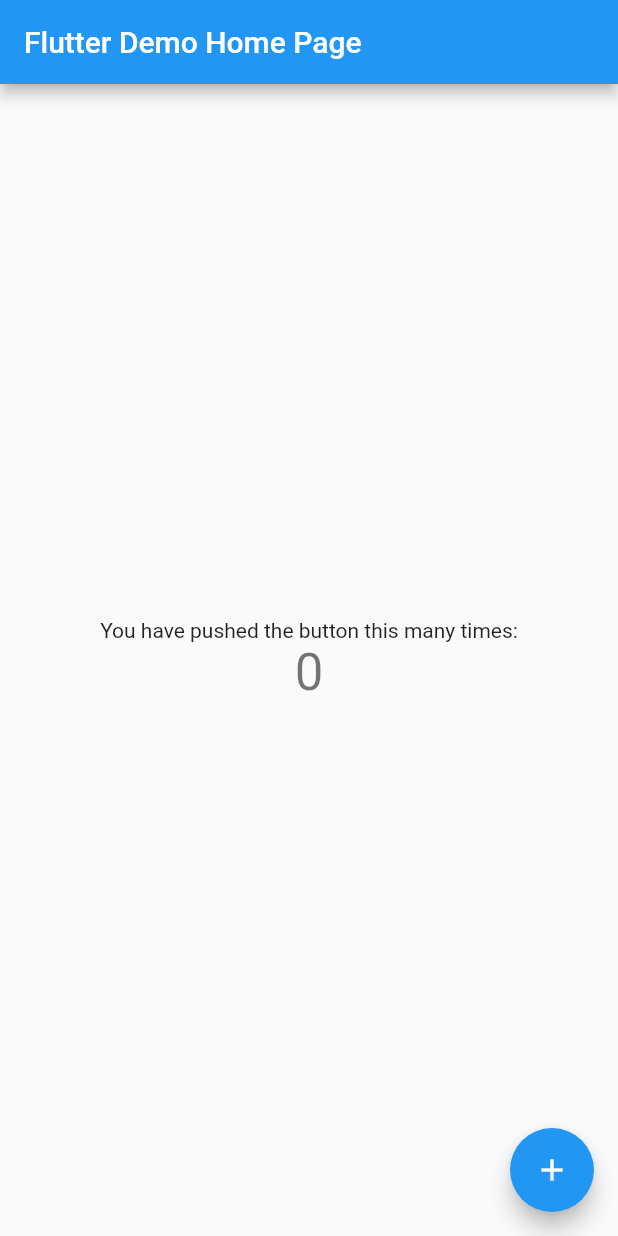
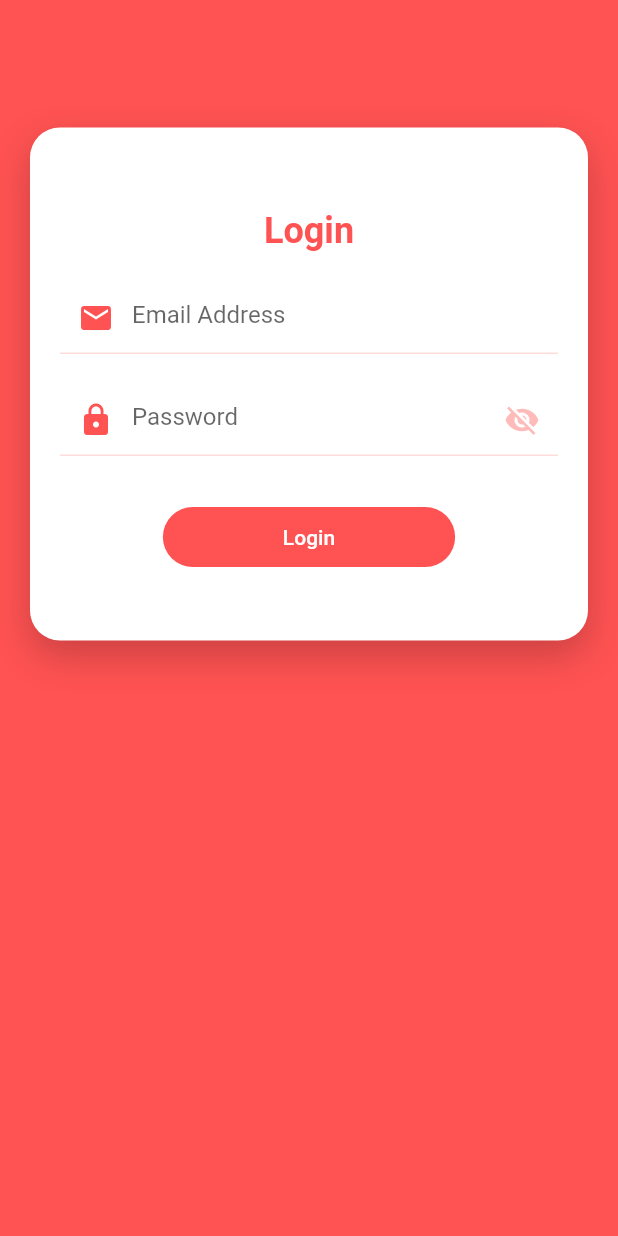
Before and after one commit to SnippetCoders/flutter_http_post_request, a Flutter app: the screen it shows after launch, on a phone screen of 412 x 824 dp. Run offline on Flutter 3.47's test engine with Material 2 defaults, Android fonts, the phone set to English and light mode, and no system bars; Roboto replaces fonts that are missing (Poppins).

Commit message:
Final Commit

```diff
--- /dev/null
+++ b/lib/ProgressHUD.dart
@@ -0,0 +1,42 @@
+import 'package:flutter/material.dart';
+
+class ProgressHUD extends StatelessWidget {
+
+  final Widget child;
+  final bool inAsyncCall;
+  final double opacity;
+  final Color color;
+  final Animation<Color> valueColor;
+
+  ProgressHUD({
+    Key key,
+    @required this.child,
+    @required this.inAsyncCall,
+    this.opacity = 0.3,
+    this.color = Colors.grey,
+    this.valueColor,
+  }) : super(key: key);
+
+  @override
+  Widget build(BuildContext context) {
+    List<Widget> widgetList = new List<Widget>();
+    widgetList.add(child);
+    if (inAsyncCall) {
+      final modal = new Stack(
+        children: [
+          new Opacity(
+            opacity: opacity,
+            child: ModalBarrier(dismissible: false, color: color),
+          ),
+          new Center(
+            child: new CircularProgressIndicator()
+          ),
+        ],
+      );
+      widgetList.add(modal);
+    }
+    return Stack(
+      children: widgetList,
+    );
+  }
+}
--- /dev/null
+++ b/lib/api/api_service.dart
@@ -0,0 +1,18 @@
+import 'package:http/http.dart' as http;
+import 'dart:convert';
+import '../model/login_model.dart';
+
+class APIService {
+  Future<LoginResponseModel> login(LoginRequestModel requestModel) async {
+    String url = "https://reqres.in/api/login";
+
+    final response = await http.post(url, body: requestModel.toJson());
+    if (response.statusCode == 200 || response.statusCode == 400) {
+      return LoginResponseModel.fromJson(
+        json.decode(response.body),
+      );
+    } else {
+      throw Exception('Failed to load data!');
+    }
+  }
+}
--- a/lib/main.dart
+++ b/lib/main.dart
@@ -1,117 +1,40 @@
 import 'package:flutter/material.dart';
+
+import 'pages/login_page.dart';
 
 void main() {
   runApp(MyApp());
 }
 
 class MyApp extends StatelessWidget {
-  // This widget is the root of your application.
   @override
   Widget build(BuildContext context) {
     return MaterialApp(
-      title: 'Flutter Demo',
+      title: 'Image Loader',
+      debugShowCheckedModeBanner: false,
       theme: ThemeData(
-        // This is the theme of your application.
-        //
-        // Try running your application with "flutter run". You'll see the
-        // application has a blue toolbar. Then, without quitting the app, try
-        // changing the primarySwatch below to Colors.green and then invoke
-        // "hot reload" (press "r" in the console where you ran "flutter run",
-        // or simply save your changes to "hot reload" in a Flutter IDE).
-        // Notice that the counter didn't reset back to zero; the application
-        // is not restarted.
-        primarySwatch: Colors.blue,
-        // This makes the visual density adapt to the platform that you run
-        // the app on. For desktop platforms, the controls will be smaller and
-        // closer together (more dense) than on mobile platforms.
-        visualDensity: VisualDensity.adaptivePlatformDensity,
+        fontFamily: 'Poppins',
+        primaryColor: Colors.white,
+        floatingActionButtonTheme: FloatingActionButtonThemeData(
+          elevation: 0,
+          foregroundColor: Colors.white,
+        ),
+        accentColor: Colors.redAccent,
+        textTheme: TextTheme(
+          headline1: TextStyle(fontSize: 22.0, color: Colors.redAccent),
+          headline2: TextStyle(
+            fontSize: 24.0,
+            fontWeight: FontWeight.w700,
+            color: Colors.redAccent,
+          ),
+          bodyText1: TextStyle(
+            fontSize: 14.0,
+            fontWeight: FontWeight.w400,
+            color: Colors.blueAccent,
+          ),
+        ),
       ),
-      home: MyHomePage(title: 'Flutter Demo Home Page'),
+      home: LoginPage(),
     );
   }
 }
-
-class MyHomePage extends StatefulWidget {
-  MyHomePage({Key key, this.title}) : super(key: key);
-
-  // This widget is the home page of your application. It is stateful, meaning
-  // that it has a State object (defined below) that contains fields that affect
-  // how it looks.
-
-  // This class is the configuration for the state. It holds the values (in this
-  // case the title) provided by the parent (in this case the App widget) and
-  // used by the build method of the State. Fields in a Widget subclass are
-  // always marked "final".
-
-  final String title;
-
-  @override
-  _MyHomePageState createState() => _MyHomePageState();
-}
-
-class _MyHomePageState extends State<MyHomePage> {
-  int _counter = 0;
-
-  void _incrementCounter() {
-    setState(() {
-      // This call to setState tells the Flutter framework that something has
-      // changed in this State, which causes it to rerun the build method below
-      // so that the display can reflect the updated values. If we changed
-      // _counter without calling setState(), then the build method would not be
-      // called again, and so nothing would appear to happen.
-      _counter++;
-    });
-  }
-
-  @override
-  Widget build(BuildContext context) {
-    // This method is rerun every time setState is called, for instance as done
-    // by the _incrementCounter method above.
-    //
-    // The Flutter framework has been optimized to make rerunning build methods
-    // fast, so that you can just rebuild anything that needs updating rather
-    // than having to individually change instances of widgets.
-    return Scaffold(
-      appBar: AppBar(
-        // Here we take the value from the MyHomePage object that was created by
-        // the App.build method, and use it to set our appbar title.
-        title: Text(widget.title),
-      ),
-      body: Center(
-        // Center is a layout widget. It takes a single child and positions it
-        // in the middle of the parent.
-        child: Column(
-          // Column is also a layout widget. It takes a list of children and
-          // arranges them vertically. By default, it sizes itself to fit its
-          // children horizontally, and tries to be as tall as its parent.
-          //
-          // Invoke "debug painting" (press "p" in the console, choose the
-          // "Toggle Debug Paint" action from the Flutter Inspector in Android
-          // Studio, or the "Toggle Debug Paint" command in Visual Studio Code)
-          // to see the wireframe for each widget.
-          //
-          // Column has various properties to control how it sizes itself and
-          // how it positions its children. Here we use mainAxisAlignment to
-          // center the children vertically; the main axis here is the vertical
-          // axis because Columns are vertical (the cross axis would be
-          // horizontal).
-          mainAxisAlignment: MainAxisAlignment.center,
-          children: <Widget>[
-            Text(
-              'You have pushed the button this many times:',
-            ),
-            Text(
-              '$_counter',
-              style: Theme.of(context).textTheme.headline4,
-            ),
-          ],
-        ),
-      ),
-      floatingActionButton: FloatingActionButton(
-        onPressed: _incrementCounter,
-        tooltip: 'Increment',
-        child: Icon(Icons.add),
-      ), // This trailing comma makes auto-formatting nicer for build methods.
-    );
-  }
-}
--- /dev/null
+++ b/lib/model/login_model.dart
@@ -0,0 +1,32 @@
+class LoginResponseModel {
+  final String token;
+  final String error;
+
+  LoginResponseModel({this.token, this.error});
+
+  factory LoginResponseModel.fromJson(Map<String, dynamic> json) {
+    return LoginResponseModel(
+      token: json["token"] != null ? json["token"] : "",
+      error: json["error"] != null ? json["error"] : "",
+    );
+  }
+}
+
+class LoginRequestModel {
+  String email;
+  String password;
+
+  LoginRequestModel({
+    this.email,
+    this.password,
+  });
+
+  Map<String, dynamic> toJson() {
+    Map<String, dynamic> map = {
+      'email': email.trim(),
+      'password': password.trim(),
+    };
+
+    return map;
+  }
+}
--- /dev/null
+++ b/lib/pages/login_page.dart
@@ -0,0 +1,191 @@
+import 'package:flutter/cupertino.dart';
+import 'package:flutter/material.dart';
+import 'package:flutter_http_post_request/api/api_service.dart';
+import 'package:flutter_http_post_request/model/login_model.dart';
+
+import '../ProgressHUD.dart';
+
+class LoginPage extends StatefulWidget {
+  @override
+  _LoginPageState createState() => _LoginPageState();
+}
+
+class _LoginPageState extends State<LoginPage> {
+  bool hidePassword = true;
+  bool isApiCallProcess = false;
+  GlobalKey<FormState> globalFormKey = GlobalKey<FormState>();
+  LoginRequestModel loginRequestModel;
+  final scaffoldKey = GlobalKey<ScaffoldState>();
+  @override
+  void initState() {
+    super.initState();
+    loginRequestModel = new LoginRequestModel();
+  }
+
+  @override
+  Widget build(BuildContext context) {
+    return ProgressHUD(
+      child: _uiSetup(context),
+      inAsyncCall: isApiCallProcess,
+      opacity: 0.3,
+    );
+  }
+
+  Widget _uiSetup(BuildContext context) {
+    return Scaffold(
+      key: scaffoldKey,
+      backgroundColor: Theme.of(context).accentColor,
+      body: SingleChildScrollView(
+        child: Column(
+          children: <Widget>[
+            Stack(
+              children: <Widget>[
+                Container(
+                  width: double.infinity,
+                  padding: EdgeInsets.symmetric(vertical: 30, horizontal: 20),
+                  margin: EdgeInsets.symmetric(vertical: 85, horizontal: 20),
+                  decoration: BoxDecoration(
+                    borderRadius: BorderRadius.circular(20),
+                    color: Theme.of(context).primaryColor,
+                    boxShadow: [
+                      BoxShadow(
+                          color: Theme.of(context).hintColor.withOpacity(0.2),
+                          offset: Offset(0, 10),
+                          blurRadius: 20)
+                    ],
+                  ),
+                  child: Form(
+                    key: globalFormKey,
+                    child: Column(
+                      children: <Widget>[
+                        SizedBox(height: 25),
+                        Text(
+                          "Login",
+                          style: Theme.of(context).textTheme.headline2,
+                        ),
+                        SizedBox(height: 20),
+                        new TextFormField(
+                          keyboardType: TextInputType.emailAddress,
+                          onSaved: (input) => loginRequestModel.email = input,
+                          validator: (input) => !input.contains('@')
+                              ? "Email Id should be valid"
+                              : null,
+                          decoration: new InputDecoration(
+                            hintText: "Email Address",
+                            enabledBorder: UnderlineInputBorder(
+                                borderSide: BorderSide(
+                                    color: Theme.of(context)
+                                        .accentColor
+                                        .withOpacity(0.2))),
+                            focusedBorder: UnderlineInputBorder(
+                                borderSide: BorderSide(
+                                    color: Theme.of(context).accentColor)),
+                            prefixIcon: Icon(
+                              Icons.email,
+                              color: Theme.of(context).accentColor,
+                            ),
+                          ),
+                        ),
+                        SizedBox(height: 20),
+                        new TextFormField(
+                          style:
+                              TextStyle(color: Theme.of(context).accentColor),
+                          keyboardType: TextInputType.text,
+                          onSaved: (input) =>
+                              loginRequestModel.password = input,
+                          validator: (input) => input.length < 3
+                              ? "Password should be more than 3 characters"
+                              : null,
+                          obscureText: hidePassword,
+                          decoration: new InputDecoration(
+                            hintText: "Password",
+                            enabledBorder: UnderlineInputBorder(
+                                borderSide: BorderSide(
+                                    color: Theme.of(context)
+                                        .accentColor
+                                        .withOpacity(0.2))),
+                            focusedBorder: UnderlineInputBorder(
+                                borderSide: BorderSide(
+                                    color: Theme.of(context).accentColor)),
+                            prefixIcon: Icon(
+                              Icons.lock,
+                              color: Theme.of(context).accentColor,
+                            ),
+                            suffixIcon: IconButton(
+                              onPressed: () {
+                                setState(() {
+                                  hidePassword = !hidePassword;
+                                });
+                              },
+                              color: Theme.of(context)
+                                  .accentColor
+                                  .withOpacity(0.4),
+                              icon: Icon(hidePassword
+                                  ? Icons.visibility_off
+                                  : Icons.visibility),
+                            ),
+                          ),
+                        ),
+                        SizedBox(height: 30),
+                        FlatButton(
+                          padding: EdgeInsets.symmetric(
+                              vertical: 12, horizontal: 80),
+                          onPressed: () {
+                            if (validateAndSave()) {
+                              print(loginRequestModel.toJson());
+
+                              setState(() {
+                                isApiCallProcess = true;
+                              });
+
+                              APIService apiService = new APIService();
+                              apiService.login(loginRequestModel).then((value) {
+                                if (value != null) {
+                                  setState(() {
+                                    isApiCallProcess = false;
+                                  });
+
+                                  if (value.token.isNotEmpty) {
+                                    final snackBar = SnackBar(
+                                        content: Text("Login Successful"));
+                                    scaffoldKey.currentState
+                                        .showSnackBar(snackBar);
+                                  } else {
+                                    final snackBar =
+                                        SnackBar(content: Text(value.error));
+                                    scaffoldKey.currentState
+                                        .showSnackBar(snackBar);
+                                  }
+                                }
+                              });
+                            }
+                          },
+                          child: Text(
+                            "Login",
+                            style: TextStyle(color: Colors.white),
+                          ),
+                          color: Theme.of(context).accentColor,
+                          shape: StadiumBorder(),
+                        ),
+                        SizedBox(height: 15),
+                      ],
+                    ),
+                  ),
+                ),
+              ],
+            ),
+          ],
+        ),
+      ),
+    );
+  }
+
+  bool validateAndSave() {
+    final form = globalFormKey.currentState;
+    if (form.validate()) {
+      form.save();
+      return true;
+    }
+    return false;
+  }
+}
--- a/pubspec.yaml
+++ b/pubspec.yaml
@@ -21,6 +21,7 @@ environment:
   sdk: ">=2.7.0 <3.0.0"
 
 dependencies:
+  http:
   flutter:
     sdk: flutter
 
```
Also changed, not shown: pubspec.lock.
